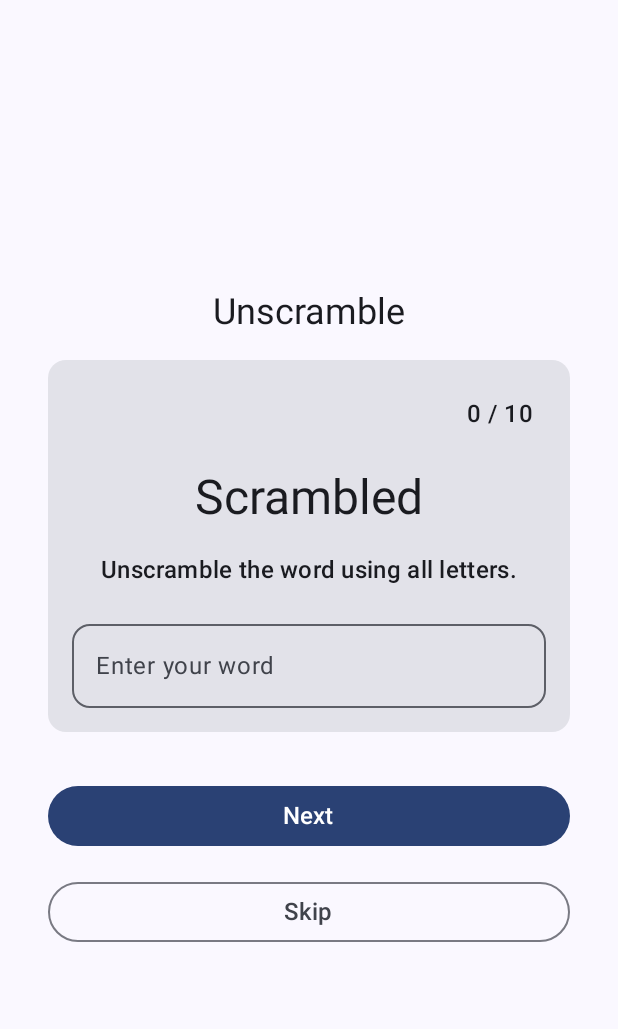
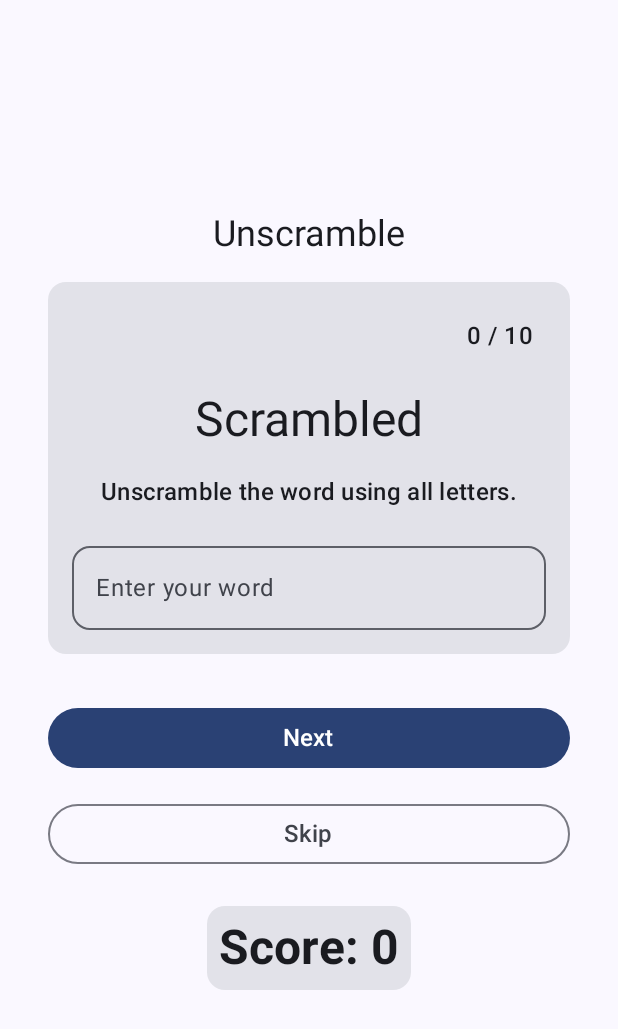
Before and after one commit to shinde-roshan/practice-compose-unscramble, an Android app built with Jetpack Compose: the screen it shows after launch (MainActivity), on a phone screen of 412 x 824 dp. Shown: the top 1029 px of the screen. Run offline under Robolectric (Android 15) with nearby library versions, the phone set to English and light mode, and no system bars.

Commit message:
GameScore composable fun added

```diff
--- a/app/src/main/java/com/example/unscramble/ui/GameScreen.kt
+++ b/app/src/main/java/com/example/unscramble/ui/GameScreen.kt
@@ -17,6 +17,7 @@ import androidx.compose.ui.Alignment
 import androidx.compose.ui.Modifier
 import androidx.compose.ui.res.dimensionResource
 import androidx.compose.ui.res.stringResource
+import androidx.compose.ui.text.font.FontWeight
 import androidx.compose.ui.tooling.preview.Preview
 import androidx.compose.ui.unit.sp
 import com.example.unscramble.R
@@ -62,6 +63,10 @@ fun GameScreen() {
                 fontSize = 16.sp
             )
         }
+        GameScore(
+            score = 0,
+            modifier = Modifier.padding(dimensionResource(id = R.dimen.padding_large))
+        )
     }
 }
 
@@ -105,6 +110,18 @@ fun GameLayout(modifier: Modifier = Modifier) {
     }
 }
 
+@Composable
+fun GameScore(score: Int, modifier: Modifier = Modifier) {
+    Card(modifier = modifier) {
+        Text(
+            text = stringResource(id = R.string.score_v, score),
+            fontWeight = FontWeight.Bold,
+            style = MaterialTheme.typography.headlineLarge,
+            modifier = Modifier.padding(dimensionResource(id = R.dimen.padding_small))
+        )
+    }
+}
+
 @Preview(showBackground = true)
 @Composable
 fun GamePreview() {
--- a/app/src/main/res/values/dimens.xml
+++ b/app/src/main/res/values/dimens.xml
@@ -1,5 +1,6 @@
 <?xml version="1.0" encoding="utf-8"?>
 <resources>
+    <dimen name="padding_large">24dp</dimen>
     <dimen name="padding_medium">16dp</dimen>
     <dimen name="padding_small">8dp</dimen>
 </resources>
--- a/app/src/main/res/values/strings.xml
+++ b/app/src/main/res/values/strings.xml
@@ -5,4 +5,5 @@
     <string name="text_field_instruction">Enter your word</string>
     <string name="next">Next</string>
     <string name="skip">Skip</string>
+    <string name="score_v">Score: %d</string>
 </resources>
```
